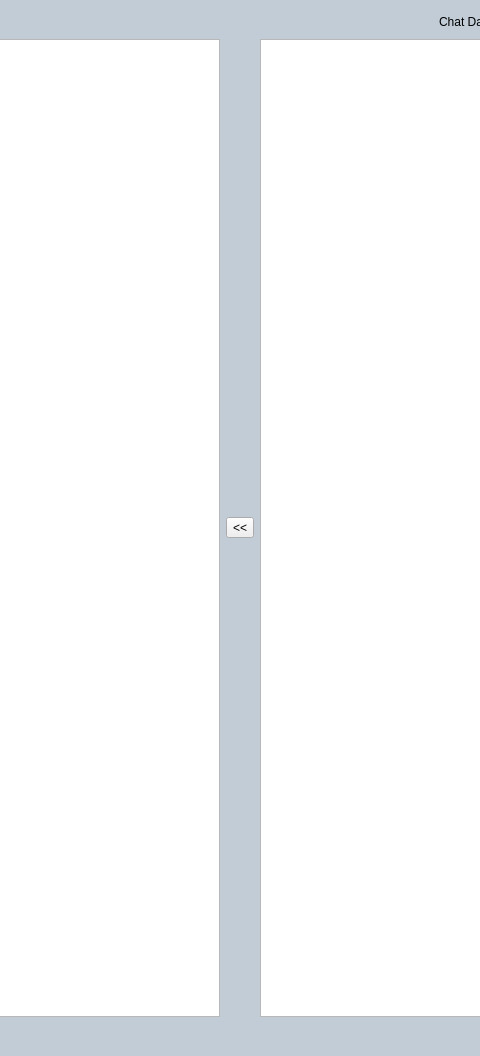
The window that src/setting_page/SettingPageHistory.ui (hanjingo/rag-qt) describes before a commit, drawn with Qt 5; both pictures show x 310 to 790 and y 0 to 1056 of the 1100 by 1056 pixel window.
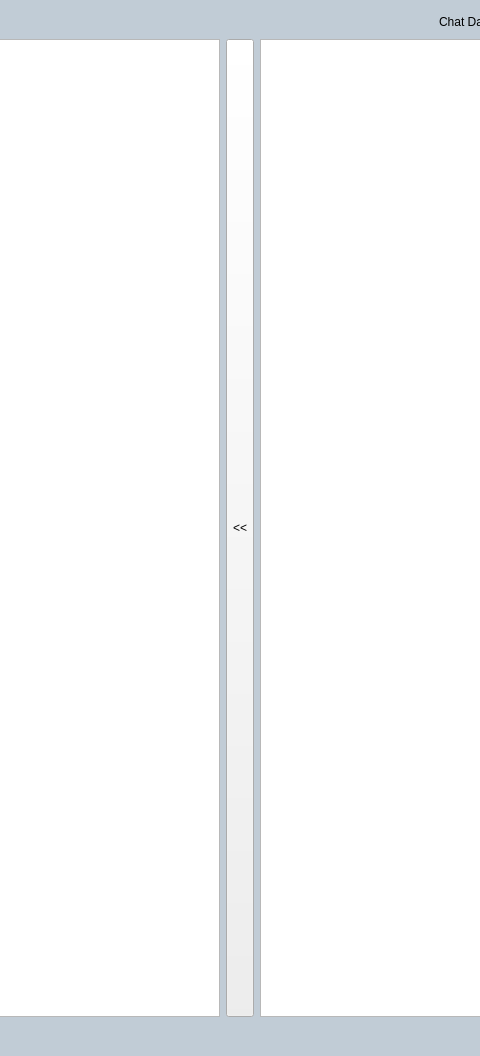
The same window after the commit.

Diff of the .ui file:
```diff
--- a/src/setting_page/SettingPageHistory.ui
+++ b/src/setting_page/SettingPageHistory.ui
@@ -198,7 +198,7 @@
      <item>
       <widget class="QToolButton" name="btnCatalogCtl">
        <property name="sizePolicy">
-        <sizepolicy hsizetype="Fixed" vsizetype="Fixed">
+        <sizepolicy hsizetype="Fixed" vsizetype="Expanding">
          <horstretch>0</horstretch>
          <verstretch>0</verstretch>
         </sizepolicy>
```
